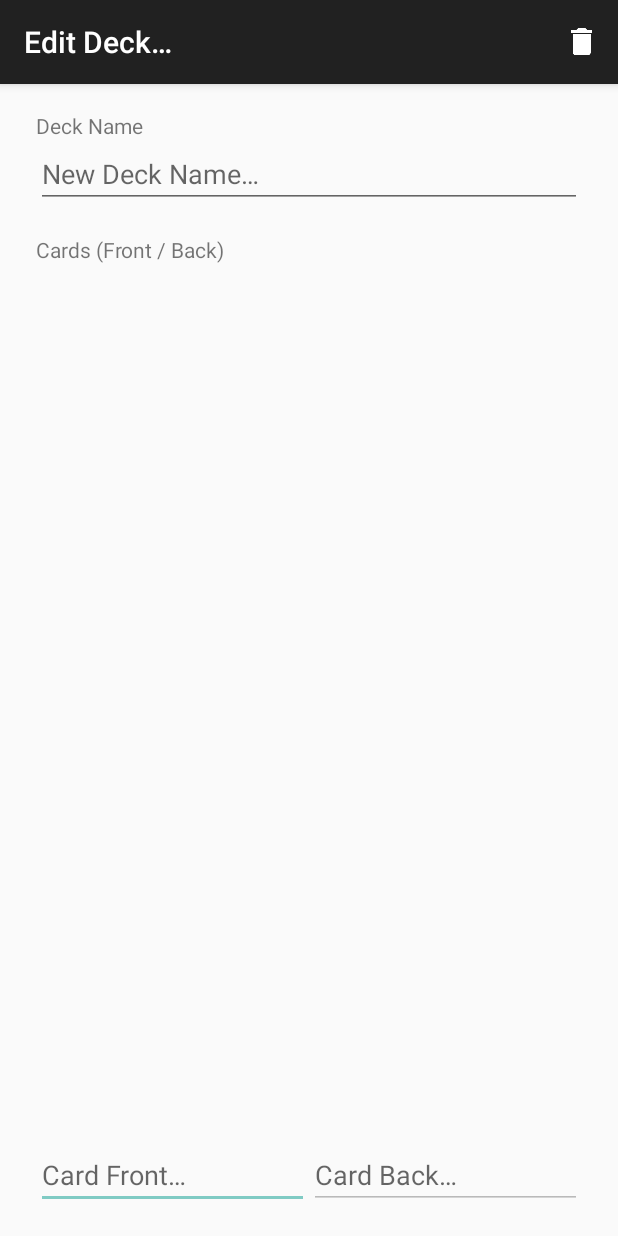
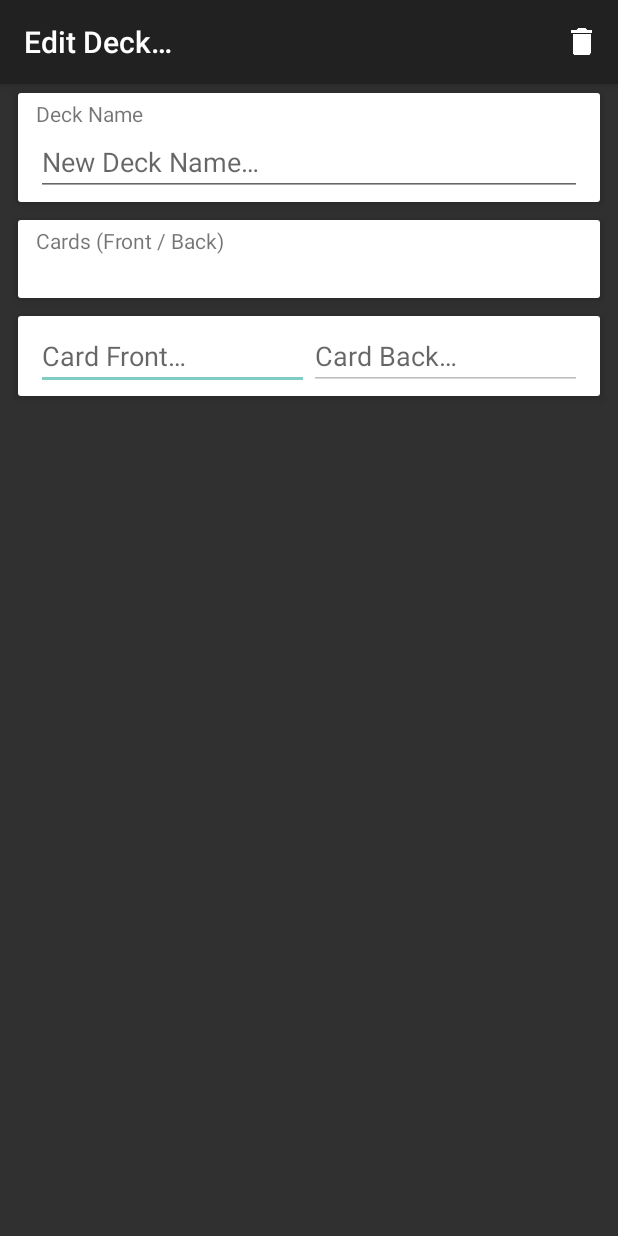
Before and after one commit to kcraigie/flashcarddecks, an Android app: the screen it shows after launch (MainActivity), after a tap on "New Deck", on a phone screen of 412 x 824 dp. Run offline under Robolectric (Android 15) with nearby library versions, the phone set to English and light mode, and no system bars.

Commit message:
Playing around with "cardy" rounded list view items

```diff
--- a/app/src/main/res/layout/activity_main.xml
+++ b/app/src/main/res/layout/activity_main.xml
@@ -1,9 +1,10 @@
 <RelativeLayout
     xmlns:android="http://schemas.android.com/apk/res/android"
     xmlns:tools="http://schemas.android.com/tools"
+    tools:context="${relativePackage}.${activityClass}"
     android:layout_width="match_parent"
     android:layout_height="match_parent"
-    tools:context="${relativePackage}.${activityClass}" >
+    android:background="@color/background_material_dark">
 
     <android.support.v7.widget.Toolbar
       xmlns:android="http://schemas.android.com/apk/res/android"
--- a/app/src/main/res/layout/card_list_fragment.xml
+++ b/app/src/main/res/layout/card_list_fragment.xml
@@ -1,58 +1,86 @@
 <?xml version="1.0" encoding="utf-8"?>
-<RelativeLayout xmlns:android="http://schemas.android.com/apk/res/android"
+<LinearLayout xmlns:android="http://schemas.android.com/apk/res/android"
     android:layout_width="match_parent"
-    android:layout_height="match_parent"
-    android:layout_marginTop="@dimen/abc_dialog_padding_top_material"
-    android:layout_marginBottom="@dimen/abc_dialog_padding_top_material"
-    android:layout_marginLeft="@dimen/abc_dialog_padding_material"
-    android:layout_marginRight="@dimen/abc_dialog_padding_material">
+    android:layout_height="wrap_content"
+    android:paddingLeft="8dp"
+    android:paddingRight="8dp"
+    android:orientation="vertical">
+
+    <LinearLayout
+        android:id="@+id/section_deck_name"
+        android:layout_width="match_parent"
+        android:layout_height="wrap_content"
+        android:orientation="vertical"
+        android:paddingEnd="?android:attr/listPreferredItemPaddingEnd"
+        android:paddingRight="?android:attr/listPreferredItemPaddingRight"
+        android:paddingLeft="?android:attr/listPreferredItemPaddingLeft"
+        android:paddingStart="?android:attr/listPreferredItemPaddingStart"
+        android:minHeight="?android:attr/listPreferredItemHeight"
+        android:background="@drawable/abc_btn_default_mtrl_shape"
+        android:elevation="4dp">
 
         <TextView
             android:id="@+id/label_deck_name"
             android:layout_width="wrap_content"
             android:layout_height="wrap_content"
-        android:text="@string/label_deck_name"
-        android:layout_alignParentLeft="true"
-        android:layout_alignParentStart="true"
-        android:layout_alignParentTop="true" />
+            android:text="@string/label_deck_name" />
 
         <EditText
             android:id="@+id/edit_deck_name"
             android:layout_width="match_parent"
             android:layout_height="wrap_content"
             android:hint="@string/hint_new_deck_name"
-        android:inputType="text"
-        android:layout_below="@+id/label_deck_name" />
+            android:inputType="text" />
 
-    <Space
-        android:id="@+id/space0"
+    </LinearLayout>
+
+    <LinearLayout
+        android:id="@+id/section_cards"
         android:layout_width="match_parent"
-        android:layout_height="@dimen/abc_dialog_padding_top_material"
-        android:layout_below="@+id/edit_deck_name" />
+        android:layout_height="0dp"
+        android:layout_weight="1"
+        android:orientation="vertical"
+        android:background="@drawable/abc_btn_default_mtrl_shape"
+        android:paddingEnd="?android:attr/listPreferredItemPaddingEnd"
+        android:paddingRight="?android:attr/listPreferredItemPaddingRight"
+        android:paddingLeft="?android:attr/listPreferredItemPaddingLeft"
+        android:paddingStart="?android:attr/listPreferredItemPaddingStart"
+        android:minHeight="?android:attr/listPreferredItemHeight"
+        android:elevation="4dp">
 
         <TextView
             android:id="@+id/label_cards"
             android:layout_width="wrap_content"
             android:layout_height="wrap_content"
-        android:text="@string/label_cards"
-        android:layout_below="@+id/space0" />
+            android:text="@string/label_cards" />
 
         <ListView
             android:id="@+id/card_list_view"
             android:transcriptMode="alwaysScroll"
             android:layout_width="match_parent"
             android:layout_height="wrap_content"
-        android:layout_below="@+id/label_cards"
-        android:layout_above="@+id/new_card_layout" />
+            android:divider="@android:color/transparent" />
+
+    </LinearLayout>
+
+    <LinearLayout
+        android:id="@+id/section_new_card"
+        android:layout_width="match_parent"
+        android:layout_height="wrap_content"
+        android:orientation="vertical"
+        android:background="@drawable/abc_btn_default_mtrl_shape"
+        android:paddingEnd="?android:attr/listPreferredItemPaddingEnd"
+        android:paddingRight="?android:attr/listPreferredItemPaddingRight"
+        android:paddingLeft="?android:attr/listPreferredItemPaddingLeft"
+        android:paddingStart="?android:attr/listPreferredItemPaddingStart"
+        android:minHeight="?android:attr/listPreferredItemHeight"
+        android:elevation="4dp">
 
         <LinearLayout
             android:id="@+id/new_card_layout"
             android:layout_width="match_parent"
             android:layout_height="wrap_content"
-        android:orientation="horizontal"
-        android:layout_alignParentLeft="true"
-        android:layout_alignParentStart="true"
-        android:layout_alignParentBottom="true">
+            android:orientation="horizontal">
 
             <EditText
                 android:id="@+id/edit_card_front"
@@ -75,4 +103,6 @@
 
         </LinearLayout>
 
-</RelativeLayout>
+    </LinearLayout>
+
+</LinearLayout>
```
Also changed, not shown: app/src/main/res/layout/card_list_item.xml (+13 -8 lines), app/src/main/res/layout/deck_list_fragment.xml (+3 -15 lines), app/src/main/res/layout/deck_list_item.xml (+13 -10 lines). Lines whose indentation alone changed are shown as unchanged.
